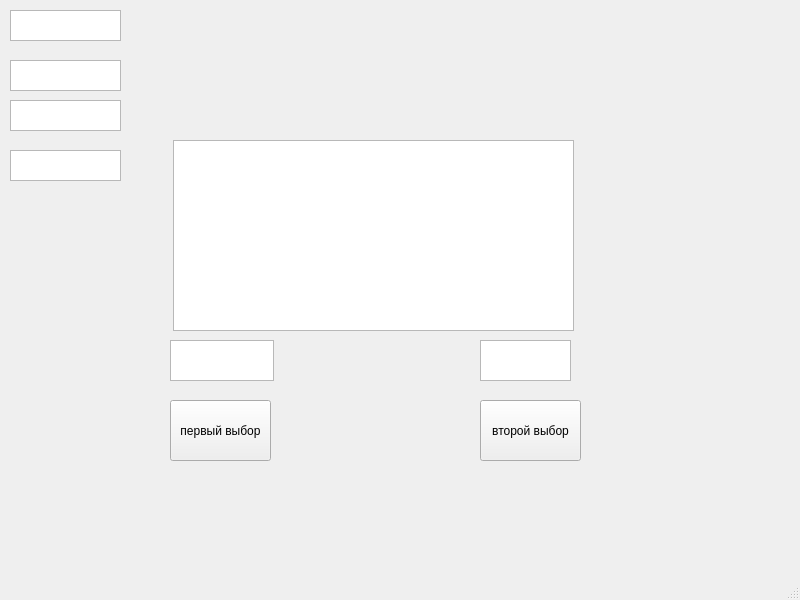
MaxPuzotron/pygame_project, file ui files/in_game_window_lvl2.ui: the form before one commit.
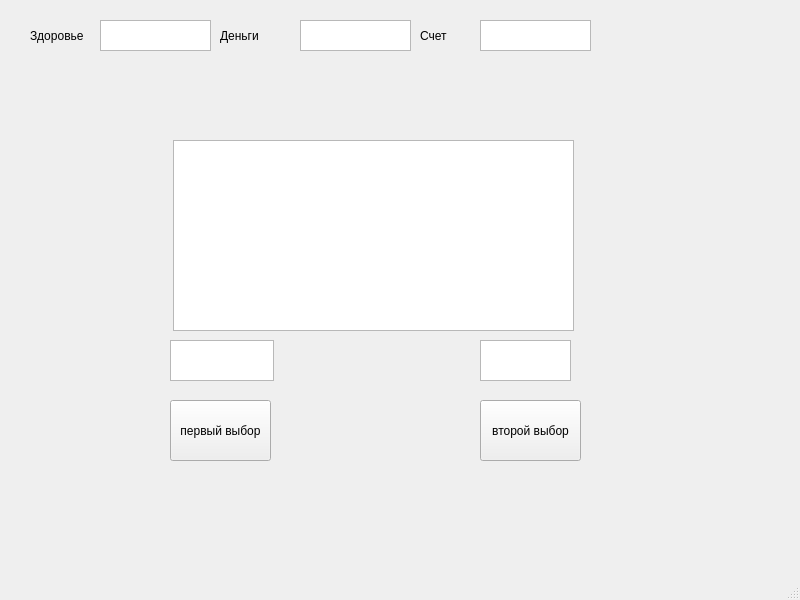
The form after the commit.

What changed in the file:
```diff
--- a/ui files/in_game_window_lvl2.ui
+++ b/ui files/in_game_window_lvl2.ui
@@ -14,46 +14,6 @@
    <string>MainWindow</string>
   </property>
   <widget class="QWidget" name="centralwidget">
-   <widget class="QTextEdit" name="health_bar">
-    <property name="geometry">
-     <rect>
-      <x>10</x>
-      <y>60</y>
-      <width>111</width>
-      <height>31</height>
-     </rect>
-    </property>
-   </widget>
-   <widget class="QTextEdit" name="money_bar">
-    <property name="geometry">
-     <rect>
-      <x>10</x>
-      <y>10</y>
-      <width>111</width>
-      <height>31</height>
-     </rect>
-    </property>
-   </widget>
-   <widget class="QTextEdit" name="textEdit_5">
-    <property name="geometry">
-     <rect>
-      <x>10</x>
-      <y>150</y>
-      <width>111</width>
-      <height>31</height>
-     </rect>
-    </property>
-   </widget>
-   <widget class="QTextEdit" name="textEdit_6">
-    <property name="geometry">
-     <rect>
-      <x>10</x>
-      <y>100</y>
-      <width>111</width>
-      <height>31</height>
-     </rect>
-    </property>
-   </widget>
    <widget class="QTextEdit" name="textEdit">
     <property name="geometry">
      <rect>
@@ -110,6 +70,75 @@
      </rect>
     </property>
    </widget>
+   <widget class="QLabel" name="label_2">
+    <property name="geometry">
+     <rect>
+      <x>220</x>
+      <y>20</y>
+      <width>71</width>
+      <height>31</height>
+     </rect>
+    </property>
+    <property name="text">
+     <string>Деньги</string>
+    </property>
+   </widget>
+   <widget class="QTextEdit" name="money_bar">
+    <property name="geometry">
+     <rect>
+      <x>100</x>
+      <y>20</y>
+      <width>111</width>
+      <height>31</height>
+     </rect>
+    </property>
+   </widget>
+   <widget class="QTextEdit" name="textEdit_6">
+    <property name="geometry">
+     <rect>
+      <x>480</x>
+      <y>20</y>
+      <width>111</width>
+      <height>31</height>
+     </rect>
+    </property>
+   </widget>
+   <widget class="QLabel" name="label_3">
+    <property name="geometry">
+     <rect>
+      <x>420</x>
+      <y>20</y>
+      <width>71</width>
+      <height>31</height>
+     </rect>
+    </property>
+    <property name="text">
+     <string>Счет</string>
+    </property>
+   </widget>
+   <widget class="QTextEdit" name="health_bar">
+    <property name="geometry">
+     <rect>
+      <x>300</x>
+      <y>20</y>
+      <width>111</width>
+      <height>31</height>
+     </rect>
+    </property>
+   </widget>
+   <widget class="QLabel" name="label">
+    <property name="geometry">
+     <rect>
+      <x>30</x>
+      <y>20</y>
+      <width>71</width>
+      <height>31</height>
+     </rect>
+    </property>
+    <property name="text">
+     <string>Здоровье</string>
+    </property>
+   </widget>
   </widget>
   <widget class="QMenuBar" name="menubar">
    <property name="geometry">
```
